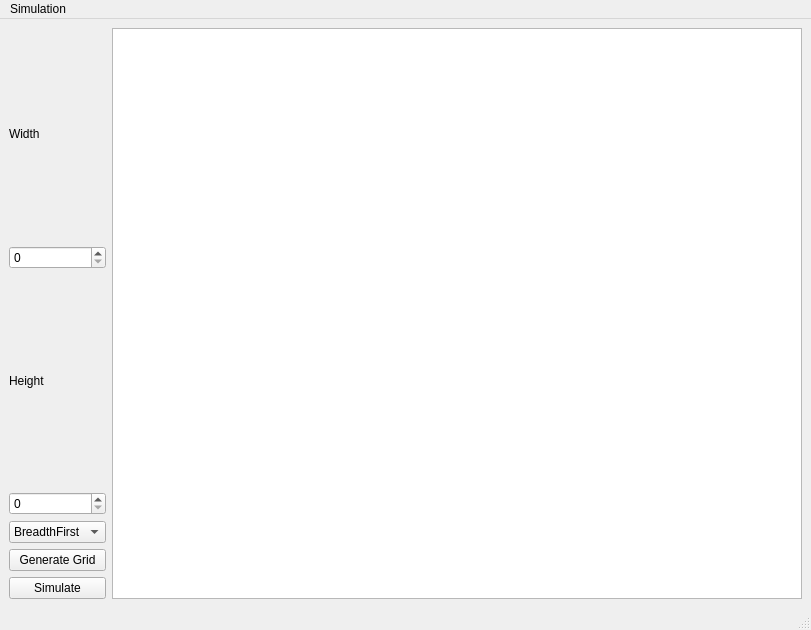
Old version of the form Pathfinding_GUI/mainwindow.ui in the repository g-ptasinski/Pathfinding.
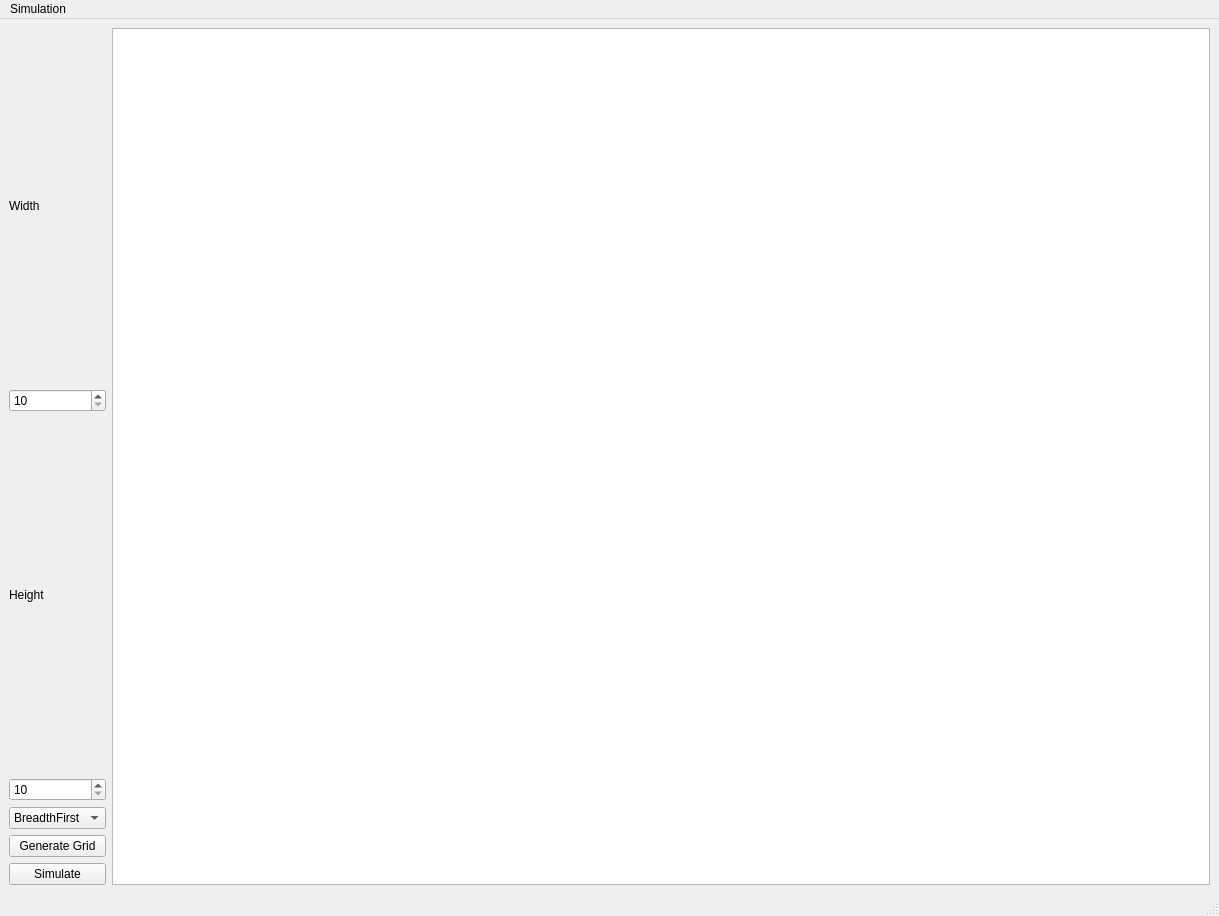
New version of the form.

The edit to the form file:
```diff
--- a/Pathfinding_GUI/mainwindow.ui
+++ b/Pathfinding_GUI/mainwindow.ui
@@ -6,17 +6,45 @@
    <rect>
     <x>0</x>
     <y>0</y>
-    <width>811</width>
-    <height>620</height>
+    <width>1219</width>
+    <height>916</height>
    </rect>
   </property>
+  <property name="minimumSize">
+   <size>
+    <width>1219</width>
+    <height>916</height>
+   </size>
+  </property>
+  <property name="maximumSize">
+   <size>
+    <width>1219</width>
+    <height>916</height>
+   </size>
+  </property>
   <property name="windowTitle">
    <string>MainWindow</string>
   </property>
   <widget class="QWidget" name="centralwidget">
    <layout class="QGridLayout" name="gridLayout_3">
-    <item row="1" column="0">
-     <layout class="QVBoxLayout" name="verticalLayout_2"/>
+    <item row="1" column="2">
+     <widget class="QGraphicsView" name="graphicsView">
+      <property name="minimumSize">
+       <size>
+        <width>672</width>
+        <height>571</height>
+       </size>
+      </property>
+      <property name="mouseTracking">
+       <bool>true</bool>
+      </property>
+      <property name="autoFillBackground">
+       <bool>false</bool>
+      </property>
+      <property name="sizeAdjustPolicy">
+       <enum>QAbstractScrollArea::AdjustToContents</enum>
+      </property>
+     </widget>
     </item>
     <item row="1" column="1">
      <layout class="QGridLayout" name="gridLayout">
@@ -33,7 +61,14 @@
          </widget>
         </item>
         <item>
-         <widget class="QSpinBox" name="Width"/>
+         <widget class="QSpinBox" name="Width">
+          <property name="minimum">
+           <number>10</number>
+          </property>
+          <property name="maximum">
+           <number>100</number>
+          </property>
+         </widget>
         </item>
         <item>
          <widget class="QLabel" name="label_2">
@@ -43,7 +78,14 @@
          </widget>
         </item>
         <item>
-         <widget class="QSpinBox" name="Height"/>
+         <widget class="QSpinBox" name="Height">
+          <property name="minimum">
+           <number>10</number>
+          </property>
+          <property name="maximum">
+           <number>100</number>
+          </property>
+         </widget>
         </item>
         <item>
          <widget class="QComboBox" name="AlgorithmsList">
@@ -77,18 +119,8 @@
       </item>
      </layout>
     </item>
-    <item row="1" column="2">
-     <widget class="QGraphicsView" name="graphicsView">
-      <property name="minimumSize">
-       <size>
-        <width>621</width>
-        <height>571</height>
-       </size>
-      </property>
-      <property name="mouseTracking">
-       <bool>true</bool>
-      </property>
-     </widget>
+    <item row="1" column="0">
+     <layout class="QVBoxLayout" name="verticalLayout_2"/>
     </item>
    </layout>
    <widget class="QWidget" name="layoutWidget">
@@ -109,7 +141,7 @@
     <rect>
      <x>0</x>
      <y>0</y>
-     <width>811</width>
+     <width>1219</width>
      <height>23</height>
     </rect>
    </property>
```
Left out of the diff: 3 changed lines with no effect on the pictures.
